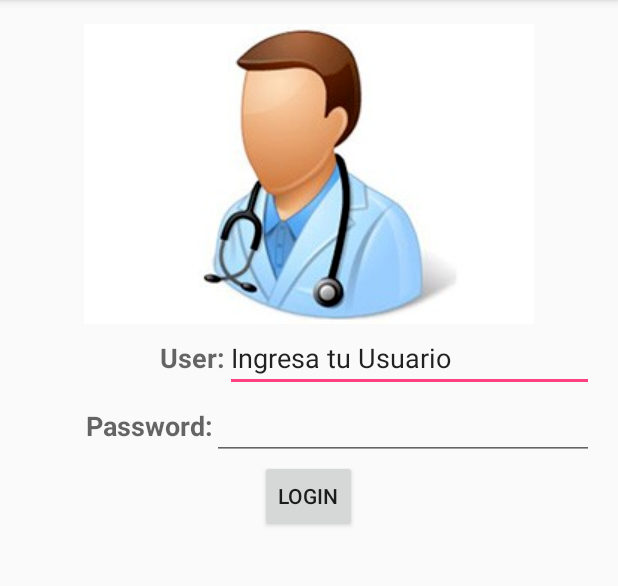
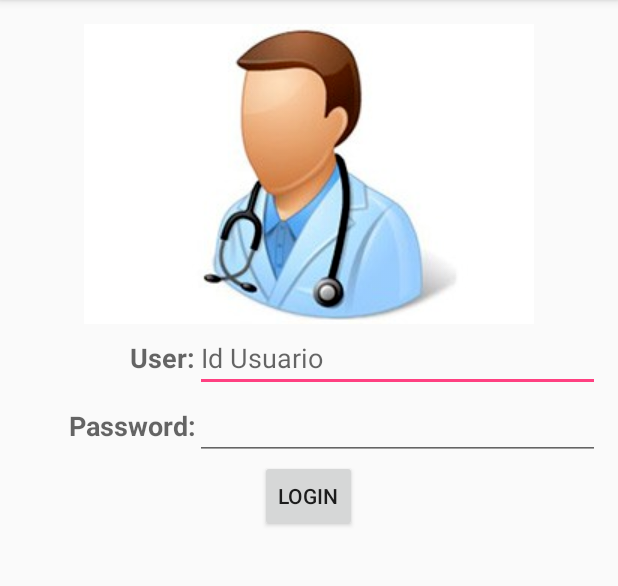
Before and after one commit to vgiodragon/Doctor, an Android app: the screen it shows after launch (MainActivity), on a phone screen of 412 x 824 dp, the part 84-670 px from its top. Run offline under Robolectric (Android 15) with nearby library versions, the phone set to English and light mode, and no system bars.

Commit message:
Almost Ready!

```diff
--- a/app/build.gradle
+++ b/app/build.gradle
@@ -6,7 +6,7 @@ android {
 
     defaultConfig {
         applicationId "com.gio.ctic.doctor"
-        minSdkVersion 17
+        minSdkVersion 16
         targetSdkVersion 23
         versionCode 1
         versionName "1.0"
--- a/app/src/main/java/com/gio/ctic/doctor/NewHistoryActivity.java
+++ b/app/src/main/java/com/gio/ctic/doctor/NewHistoryActivity.java
@@ -60,7 +60,7 @@ public class NewHistoryActivity extends AppCompatActivity {
         historial.setId_pac(id.getText().toString());
         historial.setIddoctor( idDoc);
 
-        new SJServer("http://52.40.252.10:8081/saveHistory/",historial).execute();
+        new SJServer("saveHistory/",historial).execute();
 
     }
 
--- a/app/src/main/res/layout/activity_main.xml
+++ b/app/src/main/res/layout/activity_main.xml
@@ -23,49 +23,59 @@
         android:layout_height="wrap_content"
         android:weightSum="2">
 
+        <LinearLayout
+            android:orientation="vertical"
+            android:layout_width="match_parent"
+            android:layout_height="match_parent"
+            android:layout_weight="1.4">
+
             <TextView
-            android:layout_width="wrap_content"
+                android:layout_width="match_parent"
                 android:layout_height="wrap_content"
                 android:textAppearance="?android:attr/textAppearanceMedium"
                 android:text="@string/user"
                 android:id="@+id/textView"
                 android:layout_weight="1"
                 android:textStyle="bold"
-            android:textAlignment="textEnd" />
+                android:textAlignment="gravity"
+                android:gravity="center|end" />
+
+            <TextView
+                android:layout_width="match_parent"
+                android:layout_height="wrap_content"
+                android:textAppearance="?android:attr/textAppearanceMedium"
+                android:text="@string/pass"
+                android:id="@+id/textView2"
+                android:layout_weight="1"
+                android:textStyle="bold"
+                android:textAlignment="gravity"
+                android:gravity="center|end" />
+        </LinearLayout>
+
+        <LinearLayout
+            android:orientation="vertical"
+            android:layout_width="match_parent"
+            android:layout_height="match_parent"
+            android:layout_weight="0.5"
+            android:baselineAligned="false">
 
             <EditText
-            android:layout_width="wrap_content"
+                android:layout_width="fill_parent"
                 android:layout_height="wrap_content"
                 android:inputType="textPersonName"
-            android:text="Ingresa tu Usuario"
                 android:id="@+id/eUser"
-            android:layout_weight="1" />
+                android:layout_weight="1"
+                android:hint="Id Usuario" />
+
+            <EditText
+                android:layout_width="fill_parent"
+                android:layout_height="wrap_content"
+                android:inputType="textPassword"
+                android:ems="10"
+                android:id="@+id/ePass" />
 
         </LinearLayout>
 
-    <LinearLayout
-        android:orientation="horizontal"
-        android:layout_width="match_parent"
-        android:layout_height="wrap_content"
-        android:weightSum="2">
-
-        <TextView
-            android:layout_width="wrap_content"
-            android:layout_height="wrap_content"
-            android:textAppearance="?android:attr/textAppearanceMedium"
-            android:text="Password:"
-            android:id="@+id/textView2"
-            android:textStyle="bold"
-            android:layout_weight="1"
-            android:textAlignment="textEnd" />
-
-        <EditText
-            android:layout_width="wrap_content"
-            android:layout_height="wrap_content"
-            android:inputType="textPassword"
-            android:ems="10"
-            android:id="@+id/editText"
-            android:layout_weight="1" />
     </LinearLayout>
 
     <Button
--- a/app/src/main/res/values/strings.xml
+++ b/app/src/main/res/values/strings.xml
@@ -1,4 +1,5 @@
 <resources>
     <string name="app_name">Doctor</string>
     <string name="user">User:</string>
+    <string name="pass">Password:</string>
 </resources>
```
Also changed, not shown: app/src/main/java/com/gio/ctic/doctor/MainActivity.java (+64 -2 lines), app/src/main/java/com/gio/ctic/doctor/Otros/ConexionServer.java (+68 -7 lines), app/src/main/java/com/gio/ctic/doctor/Otros/Doctor.java (added, +61 -0 lines), app/src/main/java/com/gio/ctic/doctor/Pacient/PacienteActivity.java (+9 -5 lines), app/src/main/java/com/gio/ctic/doctor/SelectOption.java (+48 -1 lines), app/src/main/res/layout/activity_select_option.xml (+14 -1 lines). Lines whose indentation alone changed are shown as unchanged.
